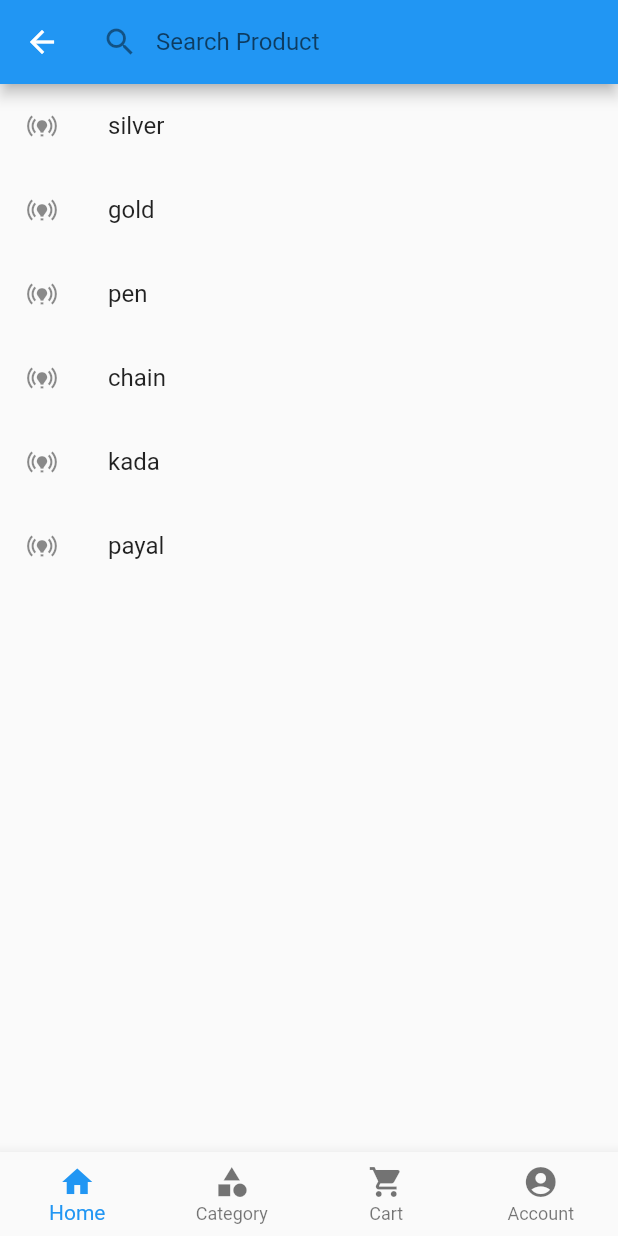
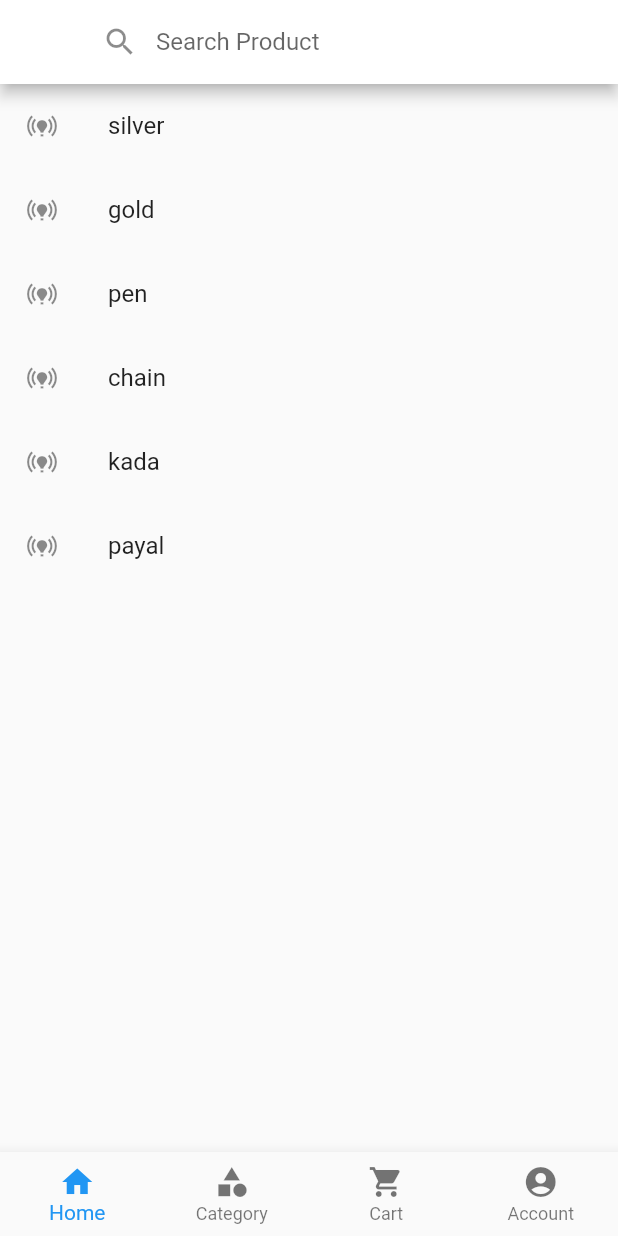
Before and after one commit to Rajkumarlohar65/flutter_projects, a Flutter app: the HomeView screen opened by its route, on a phone screen of 412 x 824 dp. Run offline on Flutter 3.47's test engine with Material 2 defaults, Android fonts, the phone set to English and light mode, and no system bars; our stand-ins replace firebase_auth, firebase_core, get; accounts and stored records are empty.

Commit message:
changing app bar theme

```diff
--- a/bhawani_silver/lib/app/core/theme/app_theme.dart
+++ b/bhawani_silver/lib/app/core/theme/app_theme.dart
@@ -4,7 +4,7 @@ class AppTheme{
 
   static ThemeData lightTheme(){
     return ThemeData(
-      primarySwatch: Colors.blue,
+      appBarTheme: const AppBarTheme(color: Colors.white),
     );
   }
 
--- a/bhawani_silver/lib/app/widgets/my_app_bar.dart
+++ b/bhawani_silver/lib/app/widgets/my_app_bar.dart
@@ -1,3 +1,4 @@
+import 'package:bhawani_silver/app/core/theme/app_theme.dart';
 import 'package:bhawani_silver/app/core/values/app_string.dart';
 import 'package:bhawani_silver/app/widgets/my_search_delegate.dart';
 import 'package:flutter/material.dart';
@@ -12,7 +13,13 @@ class MyAppBar extends StatelessWidget implements PreferredSizeWidget {
 
   @override
   Widget build(BuildContext context) {
-    return AppBar(
+
+    final brightness = MediaQuery.of(context).platformBrightness;
+    final isDarkMode = brightness == Brightness.dark;
+
+    return Theme(
+      data: isDarkMode ? AppTheme.darkTheme() : AppTheme.lightTheme(),
+      child: AppBar(
           titleSpacing: 0.0,
           title: Hero(
               tag: AppString.appBarTag,
@@ -29,6 +36,7 @@ class MyAppBar extends StatelessWidget implements PreferredSizeWidget {
                   }
                   )
           )
+      ),
     );
   }
 }
```
Lines whose indentation alone changed are shown as unchanged.
